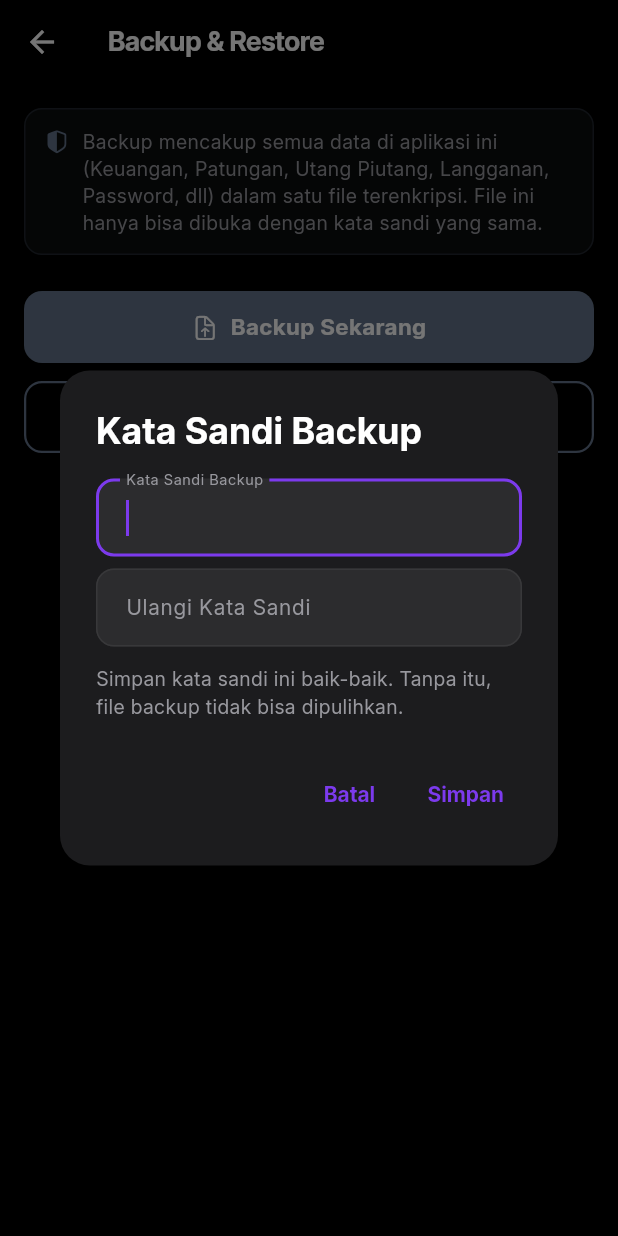
After one commit to Alif-Fikri/asoyy, a Flutter app: the BackupPage screen opened directly, after a tap on "Backup Sekarang", on a phone screen of 412 x 824 dp. The commit adds this screen. Run offline on Flutter 3.47's test engine with Material 3 defaults, Android fonts, the phone set to English and light mode, and no system bars; our stand-ins replace equatable, file_picker, fl_chart, flutter_bloc, flutter_local_notifications, flutter_timezone and 7 more; missing offline and left inert: alarm, encrypt, home_widget; accounts and stored records are empty; network calls fail; statements that could not run were skipped.

Commit message:
feat: add encrypted backup & restore for all app data
Add a "Backup & Restore" screen that backs up every Hive box (Finance,
Split Bill, Debts, Subscriptions, Password, Alarm, Calendar, and all
settings) into one AES-256-CBC encrypted file, protected by a
user-chosen passphrase (PBKDF2-HMAC-SHA256 key derivation, no account
or cloud sign-in required). The file is shared/saved via the existing
share sheet; restoring picks a file back via file_picker, decrypts it,
and overwrites the corresponding box files, then requires the user to
restart the app to pick up the restored data cleanly.

Verified end-to-end on-device: backup produces a non-plaintext file,
deleting data and restoring the backup brings it back exactly, and
restore correctly rejects a wrong passphrase.

```diff
--- a/lib/core/constants/app_colors.dart
+++ b/lib/core/constants/app_colors.dart
@@ -22,6 +22,7 @@ abstract class AppColors {
   static const Color splitBillColor = Color(0xFFEC4899);
   static const Color debtColor = Color(0xFF06B6D4);
   static const Color subscriptionColor = Color(0xFF6366F1);
+  static const Color backupColor = Color(0xFF64748B);
 
   static const Color income = Color(0xFF10B981);
   static const Color expense = Color(0xFFEF4444);
--- a/lib/core/l10n/app_strings.dart
+++ b/lib/core/l10n/app_strings.dart
@@ -77,6 +77,23 @@ abstract class AppStrings {
   String get splitbill_reminder_hint;
   String get debt_reminder_hint;
   String get fin_recurring_reminder_hint;
+
+  String get nav_backup;
+  String get backup_title;
+  String get backup_now;
+  String get backup_restore;
+  String get backup_passphrase;
+  String get backup_passphrase_confirm;
+  String get backup_passphrase_mismatch;
+  String get backup_passphrase_too_short;
+  String get backup_passphrase_hint;
+  String get backup_success;
+  String get backup_restore_success;
+  String get backup_restore_failed;
+  String get backup_restart_required;
+  String get backup_close_app;
+  String get backup_warning_hint;
+  String get backup_pick_file_hint;
   String get notif_group_today;
   String get notif_group_tomorrow;
   String get notif_group_upcoming;
--- a/lib/core/l10n/strings_en.dart
+++ b/lib/core/l10n/strings_en.dart
@@ -78,6 +78,23 @@ class StringsEn extends AppStrings {
   @override String get splitbill_reminder_hint => 'Participants who haven\'t paid will be reminded automatically until settled.';
   @override String get debt_reminder_hint => 'Unpaid debts will be reminded automatically until marked as settled.';
   @override String get fin_recurring_reminder_hint => 'You\'ll be reminded a day before a recurring bill is automatically recorded.';
+
+  @override String get nav_backup => 'Backup & Restore';
+  @override String get backup_title => 'Backup & Restore';
+  @override String get backup_now => 'Back Up Now';
+  @override String get backup_restore => 'Restore From Backup';
+  @override String get backup_passphrase => 'Backup Passphrase';
+  @override String get backup_passphrase_confirm => 'Confirm Passphrase';
+  @override String get backup_passphrase_mismatch => 'Passphrases don\'t match';
+  @override String get backup_passphrase_too_short => 'Passphrase must be at least 6 characters';
+  @override String get backup_passphrase_hint => 'Keep this passphrase safe. Without it, the backup file can\'t be restored.';
+  @override String get backup_success => 'Backup created';
+  @override String get backup_restore_success => 'Data restored successfully';
+  @override String get backup_restore_failed => 'Failed to restore data';
+  @override String get backup_restart_required => 'Data restored. Close and reopen the app to see the changes.';
+  @override String get backup_close_app => 'Close App';
+  @override String get backup_warning_hint => 'Backup covers all data in this app (Finance, Split Bill, Debts, Subscriptions, Password, etc.) in one encrypted file. It can only be opened with the same passphrase.';
+  @override String get backup_pick_file_hint => 'Choose a backup file (.bkp)';
   @override String get notif_group_today => 'Today';
   @override String get notif_group_tomorrow => 'Tomorrow';
   @override String get notif_group_upcoming => 'Upcoming';
--- a/lib/core/l10n/strings_id.dart
+++ b/lib/core/l10n/strings_id.dart
@@ -78,6 +78,23 @@ class StringsId extends AppStrings {
   @override String get splitbill_reminder_hint => 'Peserta yang belum bayar akan diingatkan otomatis secara berkala sampai lunas.';
   @override String get debt_reminder_hint => 'Utang yang belum lunas akan diingatkan otomatis secara berkala sampai ditandai lunas.';
   @override String get fin_recurring_reminder_hint => 'Kamu akan diingatkan sehari sebelum tagihan berulang otomatis tercatat.';
+
+  @override String get nav_backup => 'Backup & Restore';
+  @override String get backup_title => 'Backup & Restore';
+  @override String get backup_now => 'Backup Sekarang';
+  @override String get backup_restore => 'Pulihkan dari Backup';
+  @override String get backup_passphrase => 'Kata Sandi Backup';
+  @override String get backup_passphrase_confirm => 'Ulangi Kata Sandi';
+  @override String get backup_passphrase_mismatch => 'Kata sandi tidak sama';
+  @override String get backup_passphrase_too_short => 'Kata sandi minimal 6 karakter';
+  @override String get backup_passphrase_hint => 'Simpan kata sandi ini baik-baik. Tanpa itu, file backup tidak bisa dipulihkan.';
+  @override String get backup_success => 'Backup berhasil dibuat';
+  @override String get backup_restore_success => 'Data berhasil dipulihkan';
+  @override String get backup_restore_failed => 'Gagal memulihkan data';
+  @override String get backup_restart_required => 'Data berhasil dipulihkan. Tutup dan buka lagi aplikasi untuk melihat perubahannya.';
+  @override String get backup_close_app => 'Tutup Aplikasi';
+  @override String get backup_warning_hint => 'Backup mencakup semua data di aplikasi ini (Keuangan, Patungan, Utang Piutang, Langganan, Password, dll) dalam satu file terenkripsi. File ini hanya bisa dibuka dengan kata sandi yang sama.';
+  @override String get backup_pick_file_hint => 'Pilih file backup (.bkp)';
   @override String get notif_group_today => 'Hari Ini';
   @override String get notif_group_tomorrow => 'Besok';
   @override String get notif_group_upcoming => 'Mendatang';
--- /dev/null
+++ b/lib/features/backup/presentation/pages/backup_page.dart
@@ -0,0 +1,221 @@
+import 'dart:io';
+
+import 'package:file_picker/file_picker.dart';
+import 'package:flutter/cupertino.dart';
+import 'package:flutter/material.dart';
+import 'package:flutter/services.dart';
+import 'package:share_plus/share_plus.dart';
+import '../../../../core/constants/app_colors.dart';
+import '../../../../core/l10n/app_localizations.dart';
+import '../../../../core/theme/app_color_theme.dart';
+import '../../../../core/theme/design_tokens.dart';
+import '../../../../core/widgets/app_button.dart';
+import '../../../../core/widgets/app_toast.dart';
+import '../../../../core/widgets/nexus_app_bar.dart';
+import '../../services/backup_service.dart';
+
+class BackupPage extends StatefulWidget {
+  const BackupPage({super.key});
+
+  @override
+  State<BackupPage> createState() => _BackupPageState();
+}
+
+class _BackupPageState extends State<BackupPage> {
+  final _service = BackupService();
+  bool _busy = false;
+
+  Future<String?> _askPassphrase({required bool confirmRequired}) {
+    final s = context.strings;
+    final ctrl = TextEditingController();
+    final confirmCtrl = TextEditingController();
+    final formKey = GlobalKey<FormState>();
+
+    return showDialog<String>(
+      context: context,
+      builder: (dialogContext) {
+        final c = dialogContext.colors;
+        return AlertDialog(
+          backgroundColor: c.card,
+          shape: RoundedRectangleBorder(borderRadius: BorderRadius.circular(20)),
+          title: Text(s.backup_passphrase, style: TextStyle(color: c.textPrimary)),
+          content: Form(
+            key: formKey,
+            child: Column(
+              mainAxisSize: MainAxisSize.min,
+              children: [
+                TextFormField(
+                  controller: ctrl,
+                  obscureText: true,
+                  autofocus: true,
+                  style: TextStyle(color: c.textPrimary),
+                  decoration: InputDecoration(labelText: s.backup_passphrase),
+                  validator: (v) => (v == null || v.length < 6)
+                      ? s.backup_passphrase_too_short
+                      : null,
+                ),
+                if (confirmRequired) ...[
+                  const SizedBox(height: Insets.sm),
+                  TextFormField(
+                    controller: confirmCtrl,
+                    obscureText: true,
+                    style: TextStyle(color: c.textPrimary),
+                    decoration: InputDecoration(labelText: s.backup_passphrase_confirm),
+                    validator: (v) =>
+                        (v != ctrl.text) ? s.backup_passphrase_mismatch : null,
+                  ),
+                ],
+                if (confirmRequired) ...[
+                  const SizedBox(height: Insets.md),
+                  Text(
+                    s.backup_passphrase_hint,
+                    style: AppType.caption.copyWith(color: c.textSecondary),
+                  ),
+                ],
+              ],
+            ),
+          ),
+          actions: [
+            TextButton(
+              onPressed: () => Navigator.pop(dialogContext),
+              child: Text(s.cancel),
+            ),
+            TextButton(
+              onPressed: () {
+                if (!formKey.currentState!.validate()) return;
+                Navigator.pop(dialogContext, ctrl.text);
+              },
+              child: Text(s.save),
+            ),
+          ],
+        );
+      },
+    );
+  }
+
+  Future<void> _backupNow() async {
+    final passphrase = await _askPassphrase(confirmRequired: true);
+    if (passphrase == null) return;
+
+    setState(() => _busy = true);
+    try {
+      final file = await _service.createBackup(passphrase);
+      if (!mounted) return;
+      await Share.shareXFiles([XFile(file.path)]);
+      if (mounted) AppToast.show(context, context.strings.backup_success);
+    } catch (e) {
+      if (mounted) AppToast.show(context, '${context.strings.backup_restore_failed}: $e');
+    } finally {
+      if (mounted) setState(() => _busy = false);
+    }
+  }
+
+  Future<void> _restore() async {
+    final s = context.strings;
+    FilePickerResult? result;
+    try {
+      result = await FilePicker.platform.pickFiles(type: FileType.any);
+    } catch (_) {
+      if (mounted) AppToast.show(context, s.backup_restore_failed);
+      return;
+    }
+    final path = result?.files.single.path;
+    if (path == null) return;
+
+    final passphrase = await _askPassphrase(confirmRequired: false);
+    if (passphrase == null) return;
+
+    setState(() => _busy = true);
+    try {
+      await _service.restoreBackup(File(path), passphrase);
+      if (!mounted) return;
+      await showDialog<void>(
+        context: context,
+        barrierDismissible: false,
+        builder: (dialogContext) {
+          final c = dialogContext.colors;
+          return AlertDialog(
+            backgroundColor: c.card,
+            shape: RoundedRectangleBorder(borderRadius: BorderRadius.circular(20)),
+            title: Text(s.backup_restore_success, style: TextStyle(color: c.textPrimary)),
+            content: Text(
+              s.backup_restart_required,
+              style: TextStyle(color: c.textSecondary),
+            ),
+            actions: [
+              TextButton(
+                onPressed: () => SystemNavigator.pop(),
+                child: Text(s.backup_close_app),
+              ),
+            ],
+          );
+        },
+      );
+    } on BackupException catch (e) {
+      if (mounted) AppToast.show(context, e.message);
+    } catch (_) {
+      if (mounted) AppToast.show(context, s.backup_restore_failed);
+    } finally {
+      if (mounted) setState(() => _busy = false);
+    }
+  }
+
+  @override
+  Widget build(BuildContext context) {
+    final c = context.colors;
+    final s = context.strings;
+
+    return Scaffold(
+      backgroundColor: c.background,
+      appBar: NexusAppBar(title: s.backup_title),
+      body: SafeArea(
+        child: ListView(
+          padding: const EdgeInsets.all(Insets.lg),
+          children: [
+            Container(
+              padding: const EdgeInsets.all(Insets.md),
+              decoration: BoxDecoration(
+                color: AppColors.backupColor.withValues(alpha: 0.1),
+                borderRadius: BorderRadius.circular(Radii.md),
+                border: Border.all(color: AppColors.backupColor.withValues(alpha: 0.25)),
+              ),
+              child: Row(
+                crossAxisAlignment: CrossAxisAlignment.start,
+                children: [
+                  const Icon(CupertinoIcons.shield_lefthalf_fill,
+                      color: AppColors.backupColor, size: 18),
+                  const SizedBox(width: Insets.sm),
+                  Expanded(
+                    child: Text(
+                      s.backup_warning_hint,
+                      style: AppType.caption.copyWith(color: c.textSecondary, height: 1.4),
+                    ),
+                  ),
+                ],
+              ),
+            ),
+            const SizedBox(height: Insets.xl),
+            AppButton(
+              label: s.backup_now,
+              onTap: _busy ? null : _backupNow,
+              isLoading: _busy,
+              width: double.infinity,
+              color: AppColors.backupColor,
+              icon: CupertinoIcons.arrow_up_doc,
+            ),
+            const SizedBox(height: Insets.md),
+            AppButton(
+              label: s.backup_restore,
+              onTap: _busy ? null : _restore,
+              isLoading: _busy,
+              isOutlined: true,
+              width: double.infinity,
+              color: AppColors.backupColor,
+              icon: CupertinoIcons.arrow_down_doc,
+            ),
+          ],
+        ),
+      ),
+    );
+  }
+}
--- /dev/null
+++ b/lib/features/backup/services/backup_service.dart
@@ -0,0 +1,182 @@
+import 'dart:io';
+import 'dart:typed_data';
+import 'package:hive/hive.dart';
+import 'package:intl/intl.dart';
+import 'package:path_provider/path_provider.dart';
+import '../../../core/constants/app_constants.dart';
+import '../../alarm/data/models/alarm_model.dart';
+import '../../calendar/data/models/event_model.dart';
+import '../../debt/data/models/debt_model.dart';
+import '../../finance/data/models/transaction_model.dart';
+import '../../password/data/models/password_model.dart';
+import '../../split_bill/data/models/bill_model.dart';
+import 'backup_crypto.dart';
+
+const _magic = [0x42, 0x52, 0x53, 0x42]; // "BRSB"
+const _version = 1;
+
+class BackupException implements Exception {
+  final String message;
+  BackupException(this.message);
+  @override
+  String toString() => message;
+}
+
+class BackupService {
+  /// Each box must be looked up with the exact generic type it was
+  /// opened with, or Hive's type check (box.valueType == T) throws.
+  BoxBase _openBox(String name) {
+    switch (name) {
+      case AppConstants.eventsBox:
+        return Hive.box<EventModel>(name);
+      case AppConstants.alarmsBox:
+        return Hive.box<AlarmModel>(name);
+      case AppConstants.passwordsBox:
+        return Hive.box<PasswordModel>(name);
+      case AppConstants.transactionsBox:
+        return Hive.box<TransactionModel>(name);
+      case AppConstants.billsBox:
+        return Hive.box<BillModel>(name);
+      case AppConstants.debtsBox:
+        return Hive.box<DebtModel>(name);
+      default:
+        return Hive.box(name);
+    }
+  }
+
+  static const _boxNames = [
+    AppConstants.eventsBox,
+    AppConstants.alarmsBox,
+    AppConstants.passwordsBox,
+    AppConstants.transactionsBox,
+    AppConstants.billsBox,
+    AppConstants.debtsBox,
+    AppConstants.settingsBox,
+  ];
+
+  Map<String, String?> _boxPaths() => {
+        for (final name in _boxNames) name: _openBox(name).path,
+      };
+
+  Future<void> _flushAll() async {
+    for (final name in _boxNames) {
+      await _openBox(name).flush();
+    }
+  }
+
+  Future<File> createBackup(String passphrase) async {
+    await _flushAll();
+    final paths = _boxPaths();
+
+    final container = BytesBuilder();
+    container.addByte(paths.length);
+    for (final entry in paths.entries) {
+      final path = entry.value;
+      final data = (path != null && File(path).existsSync())
+          ? await File(path).readAsBytes()
+          : Uint8List(0);
+      final nameBytes = entry.key.codeUnits;
+      container.add(_u16(nameBytes.length));
+      container.add(nameBytes);
+      container.add(_u32(data.length));
+      container.add(data);
+    }
+
+    final salt = randomBytes(backupSaltLength);
+    final iv = randomBytes(backupIvLength);
+    final key = deriveKey(passphrase, salt);
+    final cipher = encryptBytes(container.toBytes(), key, iv);
+
+    final out = BytesBuilder();
+    out.add(_magic);
+    out.addByte(_version);
+    out.add(salt);
+    out.add(iv);
+    out.add(cipher);
+
+    final tempDir = await getTemporaryDirectory();
+    final stamp = DateFormat('yyyyMMdd-HHmm').format(DateTime.now());
+    final file = File('${tempDir.path}/beres-backup-$stamp.bkp');
+    await file.writeAsBytes(out.toBytes());
+    return file;
+  }
+
+  Future<void> restoreBackup(File file, String passphrase) async {
+    final bytes = await file.readAsBytes();
+    if (bytes.length < 4 + 1 + backupSaltLength + backupIvLength ||
+        !_matchesMagic(bytes)) {
+      throw BackupException('File backup tidak valid.');
+    }
+
+    var offset = 4;
+    offset += 1; // version, unused for now
+    final salt = bytes.sublist(offset, offset + backupSaltLength);
+    offset += backupSaltLength;
+    final iv = bytes.sublist(offset, offset + backupIvLength);
+    offset += backupIvLength;
+    final cipher = bytes.sublist(offset);
+
+    final key = deriveKey(passphrase, Uint8List.fromList(salt));
+    late Uint8List plain;
+    try {
+      plain = decryptBytes(Uint8List.fromList(cipher), key, Uint8List.fromList(iv));
+    } catch (_) {
+      throw BackupException('Passphrase salah atau file rusak.');
+    }
+
+    final entries = <String, Uint8List>{};
+    try {
+      var pos = 0;
+      final boxCount = plain[pos];
+      pos += 1;
+      for (var i = 0; i < boxCount; i++) {
+        final nameLen = _readU16(plain, pos);
+        pos += 2;
+        final name = String.fromCharCodes(plain.sublist(pos, pos + nameLen));
+        pos += nameLen;
+        final dataLen = _readU32(plain, pos);
+        pos += 4;
+        final data = plain.sublist(pos, pos + dataLen);
+        pos += dataLen;
+        entries[name] = data;
+      }
+    } catch (_) {
+      throw BackupException('Passphrase salah atau file rusak.');
+    }
+
+    final paths = _boxPaths();
+    for (final entry in entries.entries) {
+      final path = paths[entry.key];
+      if (path == null) continue;
+      if (Hive.isBoxOpen(entry.key)) {
+        await _openBox(entry.key).close();
+      }
+      await File(path).writeAsBytes(entry.value, flush: true);
+    }
+  }
+
+  bool _matchesMagic(Uint8List bytes) {
+    for (var i = 0; i < _magic.length; i++) {
+      if (bytes[i] != _magic[i]) return false;
+    }
+    return true;
+  }
+
+  List<int> _u16(int value) => [(value >> 8) & 0xff, value & 0xff];
+
+  List<int> _u32(int value) => [
+        (value >> 24) & 0xff,
+        (value >> 16) & 0xff,
+        (value >> 8) & 0xff,
+        value & 0xff,
+      ];
+
+  int _readU16(Uint8List bytes, int offset) =>
+      (bytes[offset] << 8) | bytes[offset + 1];
+
+  int _readU32(Uint8List bytes, int offset) =>
+      (bytes[offset] << 24) |
+      (bytes[offset + 1] << 16) |
+      (bytes[offset + 2] << 8) |
+      bytes[offset + 3];
+}
--- a/lib/features/home/presentation/pages/home_page.dart
+++ b/lib/features/home/presentation/pages/home_page.dart
@@ -21,6 +21,7 @@ import '../../../search/presentation/pages/search_page.dart';
 import '../../../split_bill/presentation/pages/split_bill_page.dart';
 import '../../../debt/presentation/pages/debt_page.dart';
 import '../../../subscription/presentation/pages/subscription_page.dart';
+import '../../../backup/presentation/pages/backup_page.dart';
 
 class HomePage extends StatefulWidget {
   const HomePage({super.key});
@@ -369,6 +370,11 @@ class _FeatureMenu extends StatelessWidget {
         label: s.nav_subscription,
         onTap: () => openFeature(context, const SubscriptionPage()),
       ),
+      _MenuItemData(
+        asset: 'assets/images/menu_backup.png',
+        label: s.nav_backup,
+        onTap: () => openFeature(context, const BackupPage()),
+      ),
     ];
 
     return Column(
--- a/pubspec.yaml
+++ b/pubspec.yaml
@@ -40,6 +40,7 @@ dependencies:
   # Biometric auth
   local_auth: ^2.3.0
   crypto: ^3.0.5
+  encrypt: ^5.0.3
 
   # Utilities
   intl: ^0.20.0
```
Also changed, not shown: lib/features/backup/services/backup_crypto.dart (added, +58 -0 lines), assets/images/menu_backup.png (added), pubspec.lock.
